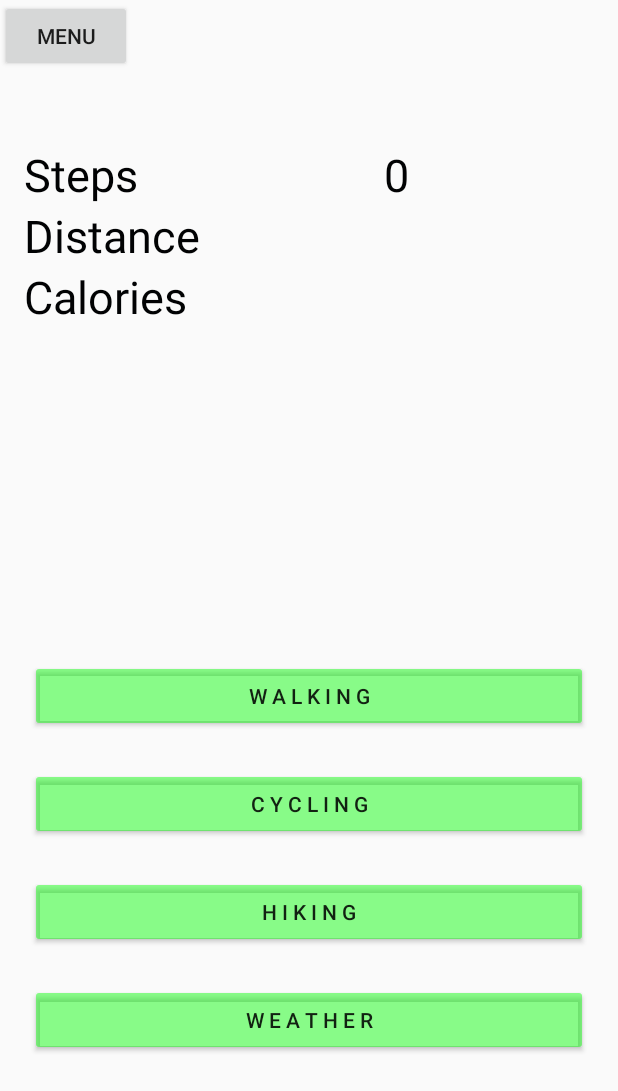
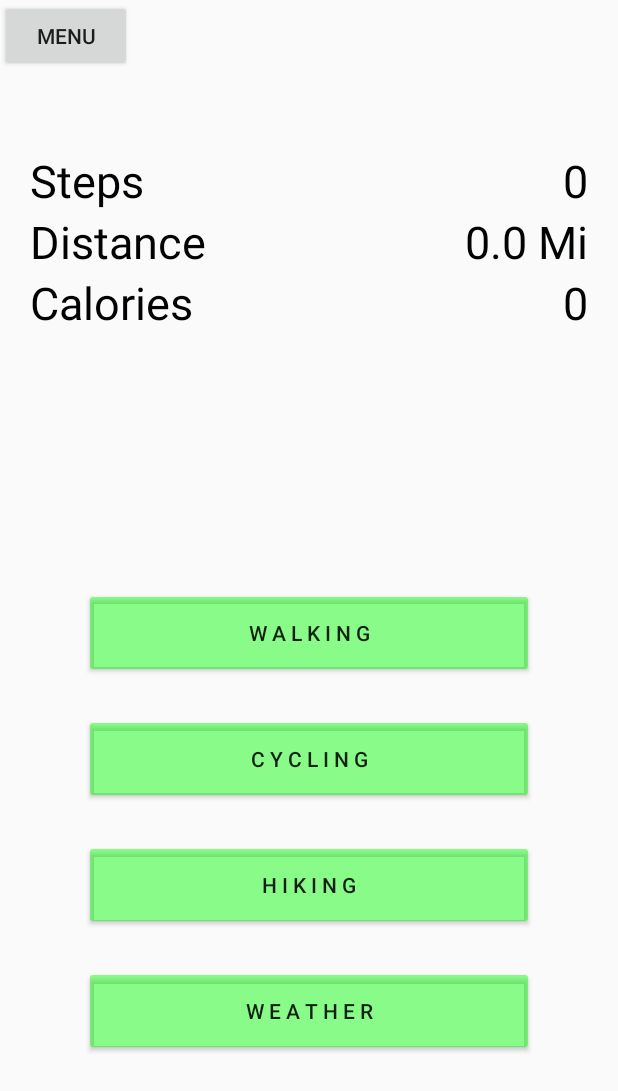
Before and after one commit to hoahhuynh/Ninia, an Android app: the screen it shows after launch (HomeActivity), on a phone screen of 412 x 824 dp. Shown: the top 1091 px of the screen. Run offline under Robolectric (Android 15) with nearby library versions, the phone set to English and light mode, and no system bars; libraries missing offline, so code that uses them is left out: com.karumi.dexter.

```diff
--- a/app/src/main/java/android/ninia/HomeActivity.java
+++ b/app/src/main/java/android/ninia/HomeActivity.java
@@ -2,15 +2,104 @@ package android.ninia;
 
 //TESTING GITHUB
 
+import androidx.appcompat.app.AlertDialog;
 import androidx.appcompat.app.AppCompatActivity;
+import androidx.core.content.ContextCompat;
 
+import android.Manifest;
+import android.content.DialogInterface;
+import android.content.Intent;
+import android.content.pm.PackageManager;
+import android.net.Uri;
 import android.os.Bundle;
+import android.provider.Settings;
+import android.view.View;
+import android.widget.Button;
+import android.widget.Toast;
+
+import com.karumi.dexter.Dexter;
+import com.karumi.dexter.PermissionToken;
+import com.karumi.dexter.listener.PermissionDeniedResponse;
+import com.karumi.dexter.listener.PermissionGrantedResponse;
+import com.karumi.dexter.listener.PermissionRequest;
+import com.karumi.dexter.listener.single.PermissionListener;
 
 public class HomeActivity extends AppCompatActivity {
+
+    Button walkingBtn, hikingBtn, cyclingBtn, weatherBtn;
 
     @Override
     protected void onCreate(Bundle savedInstanceState) {
         super.onCreate(savedInstanceState);
         setContentView(R.layout.activity_main);
+
+        walkingBtn = (Button)findViewById(R.id.walkingButton);
+        hikingBtn = (Button)findViewById(R.id.hikingButton);
+        cyclingBtn = (Button)findViewById(R.id.cyclingButton);
+        weatherBtn = (Button)findViewById(R.id.weatherButton);
+
+        /*if(ContextCompat.checkSelfPermission(HomeActivity.this, Manifest.permission.ACCESS_FINE_LOCATION) == PackageManager.PERMISSION_GRANTED) {
+            finish();
+            return;
+        }
+
+        walkingBtn.setOnClickListener(new View.OnClickListener() {
+            @Override
+            public void onClick(View v) {
+                permissionChecking();
+            }
+        });
+
+        hikingBtn.setOnClickListener(new View.OnClickListener() {
+            @Override
+            public void onClick(View v) {
+                permissionChecking();
+            }
+        });
+
+        cyclingBtn.setOnClickListener(new View.OnClickListener() {
+            @Override
+            public void onClick(View v) {
+                permissionChecking();
+            }
+        });
+    }
+
+    private void permissionChecking() {
+        Dexter.withActivity(HomeActivity.this)
+                .withPermission(Manifest.permission.ACCESS_FINE_LOCATION)
+                .withListener(new PermissionListener() {
+                    @Override
+                    public void onPermissionGranted(PermissionGrantedResponse response) {
+                        startActivity(new Intent(HomeActivity.this, MapActivity.class));
+                        finish();
+                    }
+
+                    @Override
+                    public void onPermissionDenied(PermissionDeniedResponse response) {
+                        if (response.isPermanentlyDenied()) {
+                            AlertDialog.Builder denialAlert = new AlertDialog.Builder(HomeActivity.this);
+                            denialAlert.setTitle("Permission is Permanently Denied")
+                                    .setMessage("Permission to access device location is permanently denied. Go to Settings to allow the permission.")
+                                    .setNegativeButton("Cancle", null)
+                                    .setPositiveButton("OK", new DialogInterface.OnClickListener() {
+                                        @Override
+                                        public void onClick(DialogInterface dialog, int which) {
+                                            Intent intent = new Intent();
+                                            intent.setAction(Settings.ACTION_APPLICATION_DETAILS_SETTINGS);
+                                            intent.setData(Uri.fromParts("package", getPackageName(), null));
+                                        }
+                                    }).show();
+                        } else {
+                            Toast.makeText(HomeActivity.this,"Permission Denied", Toast.LENGTH_SHORT).show();
+                        }
+                    }
+
+                    @Override
+                    public void onPermissionRationaleShouldBeShown(PermissionRequest permission, PermissionToken token) {
+                        token.continuePermissionRequest();
+                    }
+                })
+                .check();*/
     }
 }
--- a/app/src/main/res/layout/activity_main.xml
+++ b/app/src/main/res/layout/activity_main.xml
@@ -4,7 +4,8 @@
     xmlns:tools="http://schemas.android.com/tools"
     android:layout_width="match_parent"
     android:layout_height="match_parent"
-    tools:context=".HomeActivity">
+    tools:context=".HomeActivity"
+    >
 
     <Button
         android:id="@+id/menuButton"
@@ -14,18 +15,19 @@
         app:layout_constraintStart_toStartOf="parent"
         app:layout_constraintTop_toTopOf="parent" />
 
-    <TableLayout
+    <LinearLayout
         android:layout_width="match_parent"
         android:layout_height="wrap_content"
         android:layout_alignParentTop="true"
         android:layout_marginTop="80dp"
-        android:padding="16dp">
+        android:orientation="vertical"
+        android:padding="20dp">
 
-        <TableRow
+        <LinearLayout
             android:layout_width="match_parent"
             android:layout_height="match_parent"
-            android:orientation="horizontal">
-
+            android:orientation="horizontal"
+            android:layout_weight="1">
             <TextView
                 android:id="@+id/totalStepsTextView"
                 android:layout_width="wrap_content"
@@ -39,16 +41,16 @@
                 android:id="@+id/totalSteps"
                 android:layout_width="wrap_content"
                 android:layout_height="wrap_content"
-                android:layout_weight="1"
                 android:textSize="30dp"
                 android:text="0"
                 android:textColor="#010203"/>
-        </TableRow>
+        </LinearLayout>
 
-        <TableRow
+        <LinearLayout
             android:layout_width="match_parent"
-            android:layout_height="match_parent">
-
+            android:layout_height="match_parent"
+            android:orientation="horizontal"
+            android:layout_weight="1">
             <TextView
                 android:id="@+id/totalDistanceTextView"
                 android:layout_width="wrap_content"
@@ -62,15 +64,16 @@
                 android:id="@+id/totalDistance"
                 android:layout_width="wrap_content"
                 android:layout_height="wrap_content"
-                android:layout_weight="1"
                 android:textSize="30dp"
+                android:text="0.0 Mi"
                 android:textColor="#010203"/>
-        </TableRow>
+        </LinearLayout>
 
-        <TableRow
+        <LinearLayout
             android:layout_width="match_parent"
-            android:layout_height="match_parent">
-
+            android:layout_height="match_parent"
+            android:orientation="horizontal"
+            android:layout_weight="1">
             <TextView
                 android:id="@+id/totalCaloriesTextView"
                 android:layout_width="wrap_content"
@@ -84,12 +87,11 @@
                 android:id="@+id/totalCalories"
                 android:layout_width="wrap_content"
                 android:layout_height="wrap_content"
-                android:layout_weight="1"
                 android:textSize="30dp"
-                android:textColor="#010203"/>
-        </TableRow>
-
-    </TableLayout>
+                android:textColor="#010203"
+                android:text="0"/>
+        </LinearLayout>
+    </LinearLayout>
 
     <LinearLayout
         android:layout_width="match_parent"
@@ -100,34 +102,38 @@
         android:padding="20dp">
         <Button
             android:id="@+id/walkingButton"
-            android:layout_width="match_parent"
-            android:layout_height="wrap_content"
+            android:layout_width="300dp"
+            android:layout_height="60dp"
             android:layout_marginBottom="24dp"
             android:backgroundTint="#7705FA05"
-            android:text="@string/walking" />
+            android:text="@string/walking"
+            android:layout_gravity="center_horizontal"/>
 
         <Button
             android:id="@+id/cyclingButton"
-            android:layout_width="match_parent"
-            android:layout_height="wrap_content"
+            android:layout_width="300dp"
+            android:layout_height="60dp"
             android:layout_marginBottom="24dp"
             android:backgroundTint="#7705FA05"
-            android:text="@string/cycling" />
+            android:text="@string/cycling"
+            android:layout_gravity="center_horizontal"/>
 
         <Button
             android:id="@+id/hikingButton"
-            android:layout_width="match_parent"
-            android:layout_height="wrap_content"
+            android:layout_width="300dp"
+            android:layout_height="60dp"
             android:layout_marginBottom="24dp"
             android:backgroundTint="#7705FA05"
-            android:text="@string/hiking" />
+            android:text="@string/hiking"
+            android:layout_gravity="center_horizontal"/>
 
         <Button
             android:id="@+id/weatherButton"
-            android:layout_width="match_parent"
-            android:layout_height="wrap_content"
+            android:layout_width="300dp"
+            android:layout_height="60dp"
             android:backgroundTint="#7705FA05"
-            android:text="@string/weather" />
+            android:text="@string/weather"
+            android:layout_gravity="center_horizontal"/>
 
     </LinearLayout>
 </RelativeLayout>
--- a/app/src/main/res/values/strings.xml
+++ b/app/src/main/res/values/strings.xml
@@ -24,6 +24,7 @@
     <string name="person">person.svg</string>
     <string name="weight_hint">100</string>
     <string name="age_hint">18</string>
+    <string name="title_activity_map">MapActivity</string>
     <string-array name="gender_values">
         <item>Male</item>
         <item>Female</item>
--- a/build.gradle
+++ b/build.gradle
@@ -18,7 +18,7 @@ allprojects {
     repositories {
         google()
         jcenter()
-
+        maven { url "https://jitpack.io" }
     }
 }
 
```
Also changed, not shown: app/build.gradle (+7 -1 lines), app/src/main/AndroidManifest.xml (+9 -0 lines), app/src/main/java/android/ninia/MapActivity.java (added, +305 -0 lines), app/src/main/res/drawable/ic_pin.xml (added, +12 -0 lines), app/src/main/res/layout/activity_map.xml (added, +11 -0 lines), app/src/main/res/layout/content_map.xml (added, +49 -0 lines).
